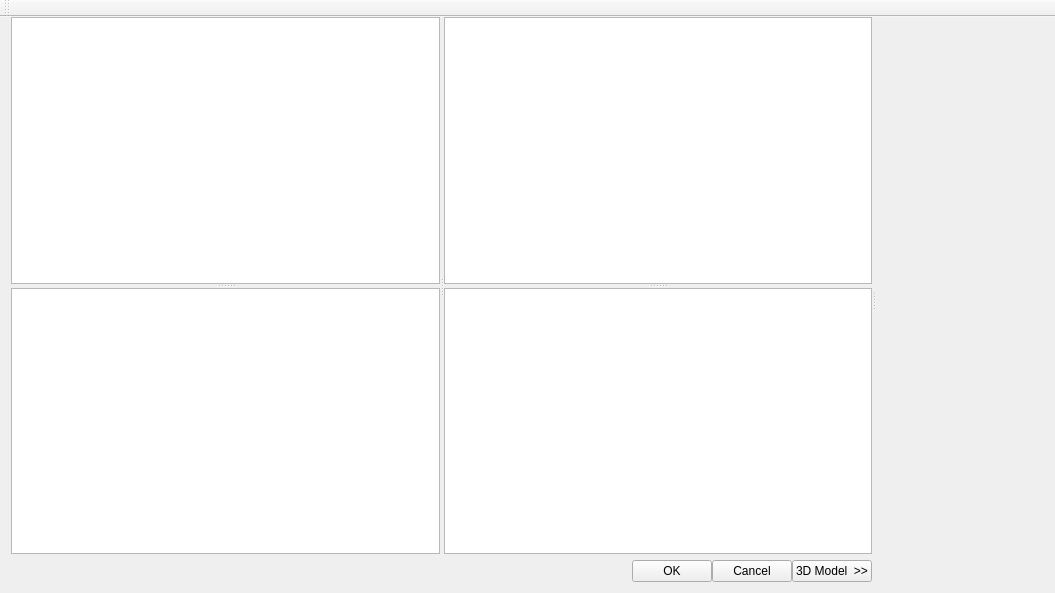
Before: the Qt Designer form mainwindow.ui in metallicaisgod/DataBase, drawn with Qt 5.
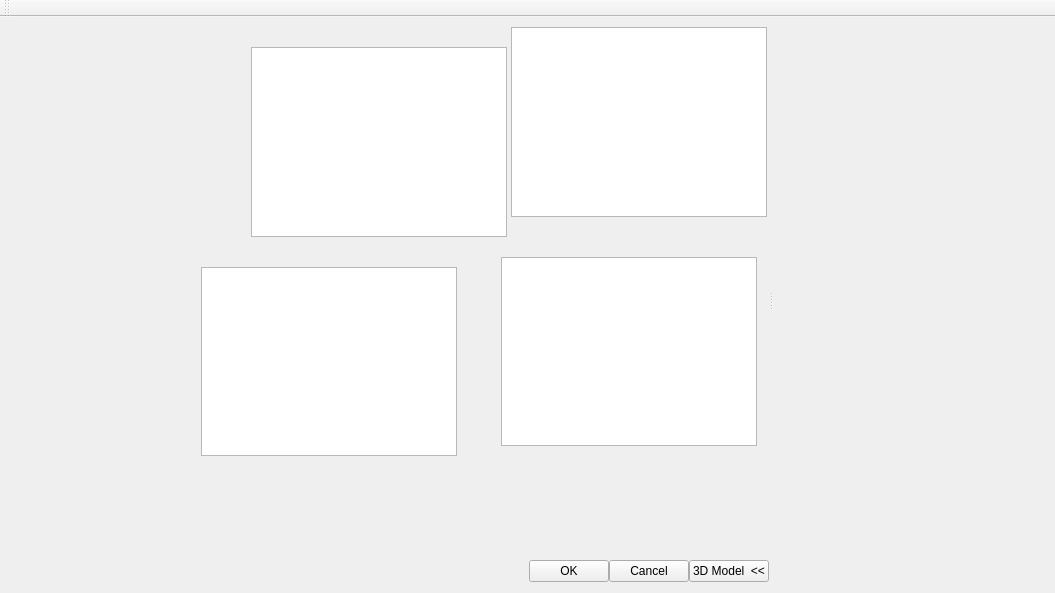
After: the same form once the commit is applied. Custom widgets are drawn as their Qt base class.

Diff of the .ui file:
```diff
--- a/mainwindow.ui
+++ b/mainwindow.ui
@@ -41,87 +41,47 @@
          <number>0</number>
         </property>
         <item>
-         <widget class="QWidget" name="widget_2" native="true">
-          <layout class="QHBoxLayout" name="horizontalLayout_3">
-           <property name="spacing">
-            <number>0</number>
+         <widget class="CGridSplitter" name="frame_2">
+          <widget class="QTableView" name="tabVAbutments">
+           <property name="geometry">
+            <rect>
+             <x>490</x>
+             <y>240</y>
+             <width>256</width>
+             <height>189</height>
+            </rect>
            </property>
-           <property name="leftMargin">
-            <number>0</number>
+          </widget>
+          <widget class="QTableView" name="tabVImplants">
+           <property name="geometry">
+            <rect>
+             <x>500</x>
+             <y>10</y>
+             <width>256</width>
+             <height>190</height>
+            </rect>
            </property>
-           <property name="topMargin">
-            <number>0</number>
+          </widget>
+          <widget class="QTreeView" name="tVImplants">
+           <property name="geometry">
+            <rect>
+             <x>240</x>
+             <y>30</y>
+             <width>256</width>
+             <height>190</height>
+            </rect>
            </property>
-           <property name="rightMargin">
-            <number>0</number>
+          </widget>
+          <widget class="QTreeView" name="tVAbutments">
+           <property name="geometry">
+            <rect>
+             <x>190</x>
+             <y>250</y>
+             <width>256</width>
+             <height>189</height>
+            </rect>
            </property>
-           <property name="bottomMargin">
-            <number>0</number>
-           </property>
-           <item>
-            <widget class="QSplitter" name="splitter_2">
-             <property name="orientation">
-              <enum>Qt::Horizontal</enum>
-             </property>
-             <widget class="QWidget" name="wClasses" native="true">
-              <layout class="QVBoxLayout" name="verticalLayout_2">
-               <property name="spacing">
-                <number>0</number>
-               </property>
-               <property name="leftMargin">
-                <number>0</number>
-               </property>
-               <property name="topMargin">
-                <number>0</number>
-               </property>
-               <property name="rightMargin">
-                <number>0</number>
-               </property>
-               <property name="bottomMargin">
-                <number>0</number>
-               </property>
-               <item>
-                <widget class="QSplitter" name="splitterLeft">
-                 <property name="orientation">
-                  <enum>Qt::Vertical</enum>
-                 </property>
-                 <widget class="QTreeView" name="tVImplants"/>
-                 <widget class="QTreeView" name="tVAbutments"/>
-                </widget>
-               </item>
-              </layout>
-             </widget>
-             <widget class="QWidget" name="wObjects" native="true">
-              <layout class="QVBoxLayout" name="verticalLayout_3">
-               <property name="spacing">
-                <number>0</number>
-               </property>
-               <property name="leftMargin">
-                <number>0</number>
-               </property>
-               <property name="topMargin">
-                <number>0</number>
-               </property>
-               <property name="rightMargin">
-                <number>0</number>
-               </property>
-               <property name="bottomMargin">
-                <number>0</number>
-               </property>
-               <item>
-                <widget class="QSplitter" name="splitterRight">
-                 <property name="orientation">
-                  <enum>Qt::Vertical</enum>
-                 </property>
-                 <widget class="QTableView" name="tabVImplants"/>
-                 <widget class="QTableView" name="tabVAbutments"/>
-                </widget>
-               </item>
-              </layout>
-             </widget>
-            </widget>
-           </item>
-          </layout>
+          </widget>
          </widget>
         </item>
         <item>
@@ -181,7 +141,7 @@
               <string>View/Hide  3D Model</string>
              </property>
              <property name="text">
-              <string>3D Model  &gt;&gt;</string>
+              <string>3D Model  &lt;&lt;</string>
              </property>
             </widget>
            </item>
@@ -208,6 +168,14 @@
   </widget>
  </widget>
  <layoutdefault spacing="6" margin="11"/>
+ <customwidgets>
+  <customwidget>
+   <class>CGridSplitter</class>
+   <extends>QFrame</extends>
+   <header location="global">gridsplitter.h</header>
+   <container>1</container>
+  </customwidget>
+ </customwidgets>
  <resources/>
  <connections>
   <connection>
```
Left out of the diff: 30 changed lines with no effect on the pictures.
